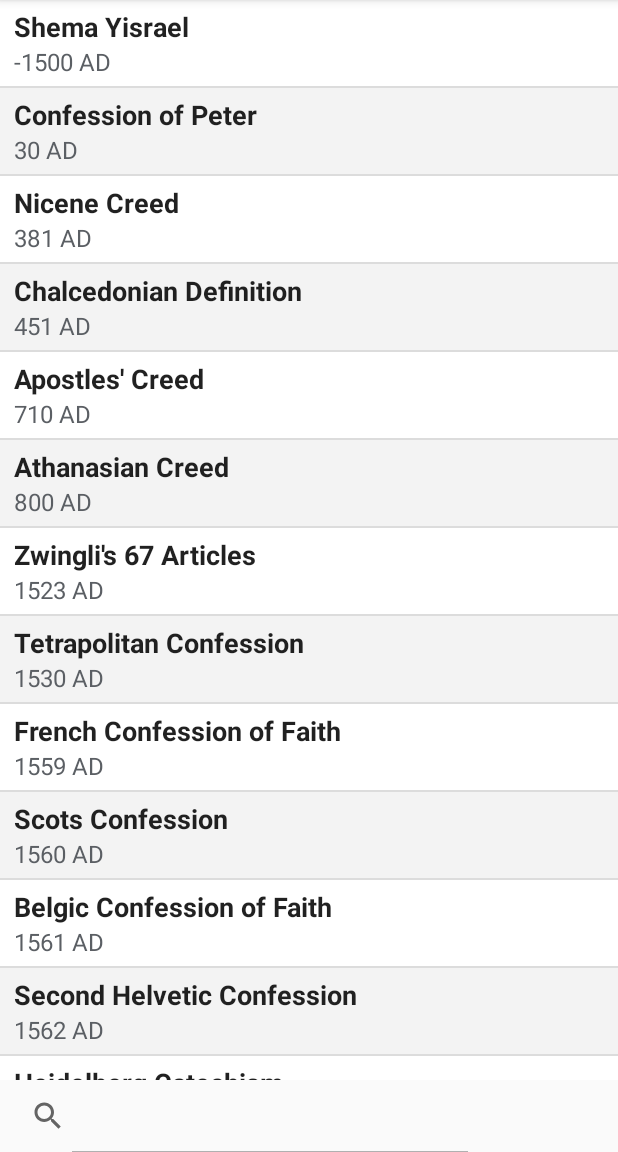
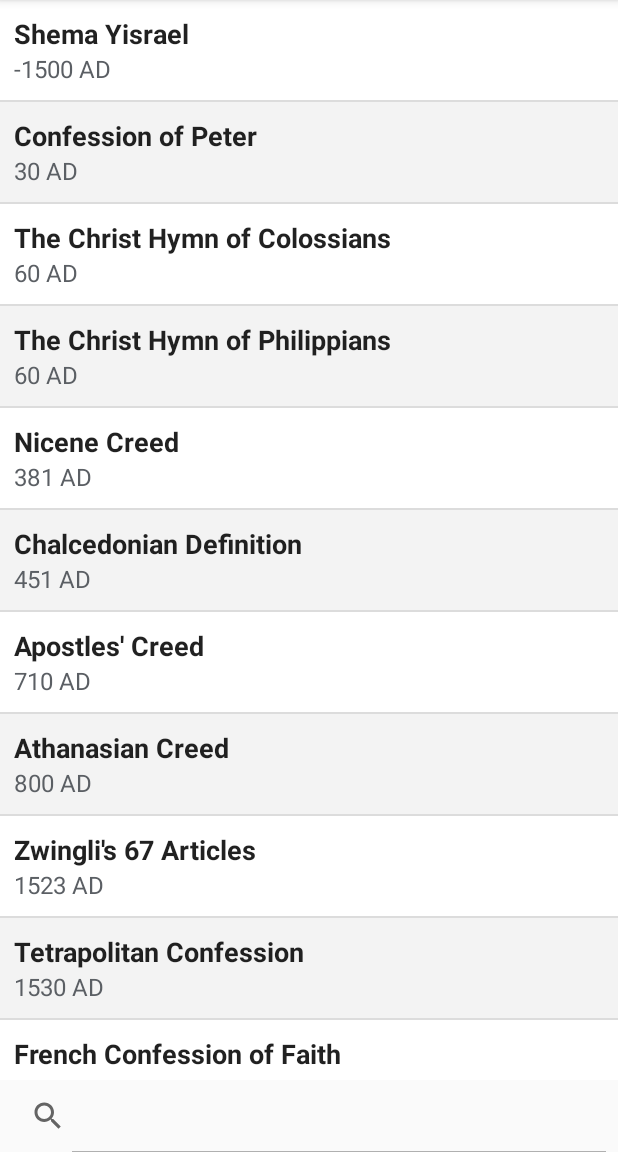
Before and after one commit to NonlinearFruit/flotsam, an Android app: the screen it shows after launch (MainActivity), on a phone screen of 412 x 824 dp, the part 84-1236 px from its top. Run offline under Robolectric (Android 15) with nearby library versions, the phone set to English and light mode, and no system bars.

Commit message:
improve UI spacing + CHrist hymn for Colossians and Philippians

```diff
--- a/Creeds/app/build.gradle
+++ b/Creeds/app/build.gradle
@@ -7,8 +7,8 @@ android {
         applicationId "com.nonlinearfruit.creeds"
         minSdkVersion 19
         targetSdkVersion 29
-        versionCode 1
-        versionName "1.0"
+        versionCode 2
+        versionName "1.1"
         testInstrumentationRunner "androidx.test.runner.AndroidJUnitRunner"
     }
     buildTypes {
--- a/Creeds/app/src/main/java/com/nonlinearfruit/creeds/creed/CreedDatabase.java
+++ b/Creeds/app/src/main/java/com/nonlinearfruit/creeds/creed/CreedDatabase.java
@@ -3,6 +3,8 @@ package com.nonlinearfruit.creeds.creed;
 public class CreedDatabase {
     private String shema_yisrael = "Hear, O Israel: The LORD our God, the LORD is one.";
     private String confession_of_peter = "Simon Peter replied, \"You are the Christ, the Son of the living God.\"";
+    private String christ_hymn_of_philippians = "Who, though he was in the form of God, did not count equality with God a thing to be grasped, but emptied himself, by taking the form of a servant, being born in the likeness of men. And being found in human form, he humbled himself by becoming obedient to the point of death, even death on a cross. Therefore God has highly exalted him and bestowed on him the name that is above every name, so that at the name of Jesus every knee should bow, in heaven and on earth and under the earth, and every tongue confess that Jesus Christ is Lord, to the glory of God the Father.";
+    private String christ_hymn_of_colossians = "He is the image of the invisible God, the firstborn of all creation. For by him all things were created, in heaven and on earth, visible and invisible, whether thrones or dominions or rulers or authorities—all things were created through him and for him. And he is before all things, and in him all things hold together. And he is the head of the body, the church. He is the beginning, the firstborn from the dead, that in everything he might be preeminent. For in him all the fullness of God was pleased to dwell, and through him to reconcile to himself all things, whether on earth or in heaven, making peace by the blood of his cross.";
     private String apostles_creed =
             "I believe in God, the Father almighty, creator of heaven and earth.\n" +
             "\n" +
@@ -32,6 +34,10 @@ public class CreedDatabase {
                 return shema_yisrael;
             case ConfessionOfPeter:
                 return confession_of_peter;
+            case ChristHymnOfColossians:
+                return christ_hymn_of_colossians;
+            case ChristHymnOfPhilippians:
+                return christ_hymn_of_philippians;
             case ApostlesCreed:
                 return apostles_creed;
             case NiceneCreed:
--- a/Creeds/app/src/main/java/com/nonlinearfruit/creeds/creed/CreedLookup.java
+++ b/Creeds/app/src/main/java/com/nonlinearfruit/creeds/creed/CreedLookup.java
@@ -3,10 +3,12 @@ package com.nonlinearfruit.creeds.creed;
 public enum CreedLookup {
     ShemaYisrael(0),
     ConfessionOfPeter(1),
-    ApostlesCreed(2),
-    NiceneCreed(3),
-    ChalcedonianDefinition(4),
-    AthanasianCreed(5);
+    ChristHymnOfPhilippians(2),
+    ChristHymnOfColossians(3),
+    ApostlesCreed(4),
+    NiceneCreed(5),
+    ChalcedonianDefinition(6),
+    AthanasianCreed(7);
 
     public static CreedLookup get(int id) {
         for (CreedLookup lookup : CreedLookup.values())
--- a/Creeds/app/src/main/java/com/nonlinearfruit/creeds/main/MainDatabase.java
+++ b/Creeds/app/src/main/java/com/nonlinearfruit/creeds/main/MainDatabase.java
@@ -170,6 +170,20 @@ public class MainDatabase {
             JsonFileId = CreedLookup.NiceneCreed.Id;
         }});
         add(new MainMenuItem(){{
+            CreedTitle = "The Christ Hymn of Philippians";
+            CreedYear = 60;
+            CreedOrigin = "Philippians 2:6-11";
+            IntentClass = CreedActivity.class;
+            JsonFileId = CreedLookup.ChristHymnOfPhilippians.Id;
+        }});
+        add(new MainMenuItem(){{
+            CreedTitle = "The Christ Hymn of Colossians";
+            CreedYear = 60;
+            CreedOrigin = "Colossians 1:15-20";
+            IntentClass = CreedActivity.class;
+            JsonFileId = CreedLookup.ChristHymnOfColossians.Id;
+        }});
+        add(new MainMenuItem(){{
             CreedTitle = "Confession of Peter";
             CreedYear = 30;
             CreedOrigin = "Matthew 16:16";
--- a/Creeds/app/src/main/res/layout/activity_list.xml
+++ b/Creeds/app/src/main/res/layout/activity_list.xml
@@ -20,7 +20,7 @@
 
         <SearchView
             android:id="@+id/search_view"
-            android:layout_width="wrap_content"
+            android:layout_width="match_parent"
             android:layout_height="wrap_content"/>
     </LinearLayout>
 
--- a/Creeds/app/src/main/res/values/styles.xml
+++ b/Creeds/app/src/main/res/values/styles.xml
@@ -38,8 +38,8 @@
     </style>
 
     <style name="PadFad">
-        <item name="android:paddingTop">5dp</item>
-        <item name="android:paddingBottom">5dp</item>
+        <item name="android:paddingTop">10dp</item>
+        <item name="android:paddingBottom">10dp</item>
         <item name="android:paddingRight">9dp</item>
         <item name="android:paddingLeft">9dp</item>
     </style>
```
Also changed, not shown: Creeds/app/src/main/res/layout/item_section.xml (+6 -10 lines), 2 other files.
